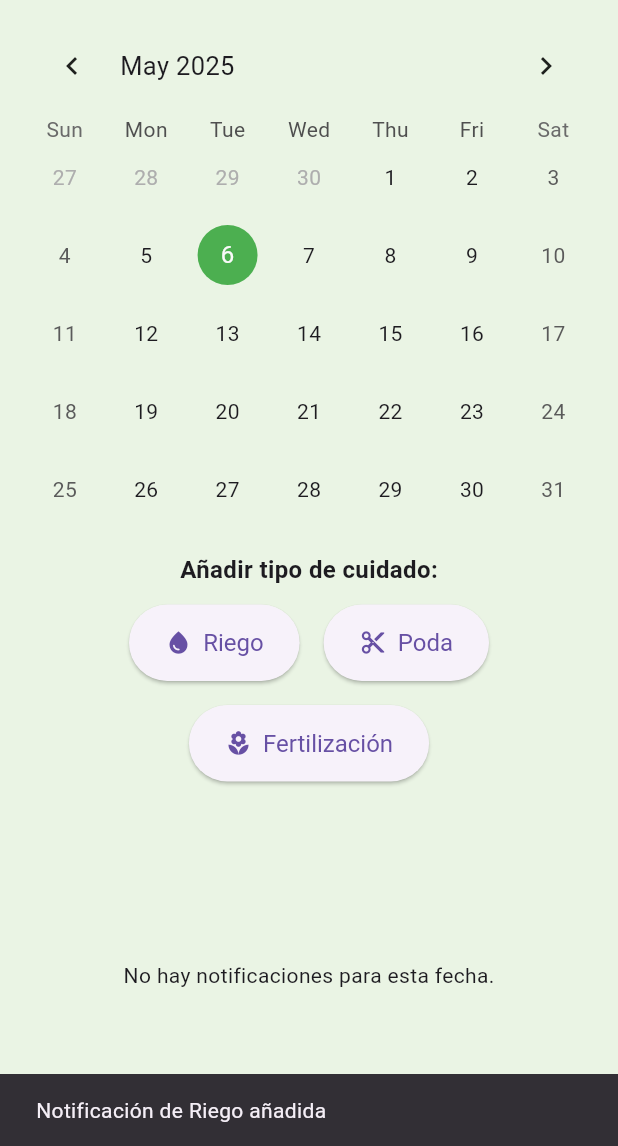
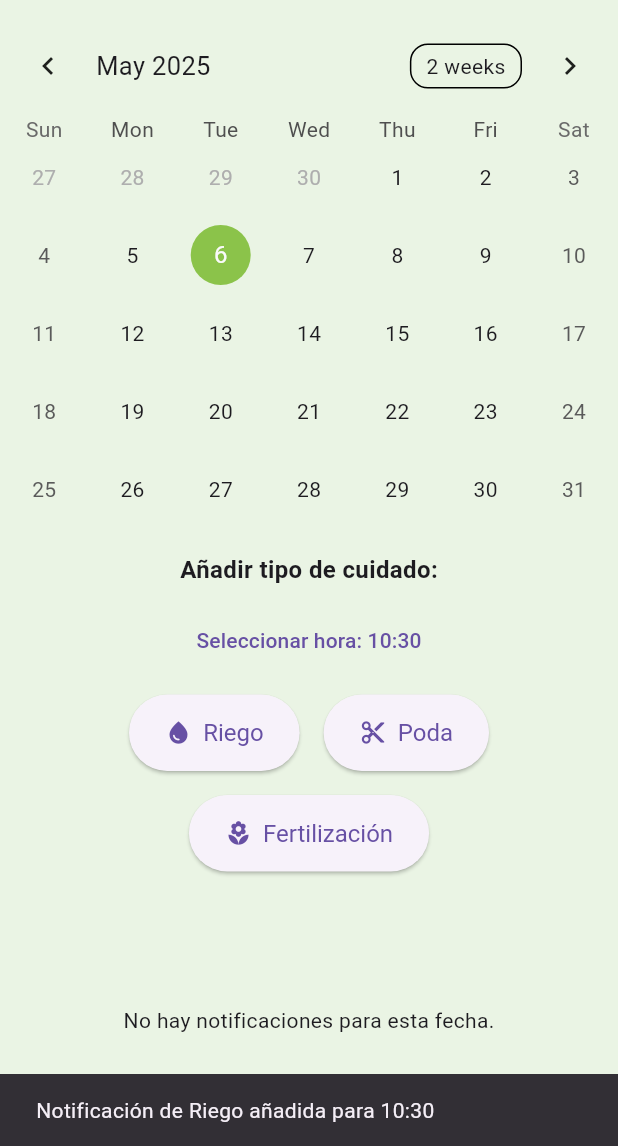
Before and after one commit to mrami8/leafy_app_flutter, a Flutter app: the CalendarPage screen opened directly, after a tap on "Riego", on a phone screen of 412 x 824 dp, the part 90-1236 px from its top. Run offline on Flutter 3.47's test engine with Material 3 defaults, Android fonts, the phone set to English and light mode, and no system bars; drawn by our look-alikes of table_calendar; our stand-ins replace image_picker, supabase_flutter; accounts and stored records are empty; network calls fail.

Commit message:
Calendario hecho

```diff
--- a/lib/providers/notification_provider.dart
+++ b/lib/providers/notification_provider.dart
@@ -1,13 +1,10 @@
 import 'package:flutter/material.dart';
 import 'package:supabase_flutter/supabase_flutter.dart';
 
-// Provider para manejar las notificaciones del calendario
 class NotificationProvider extends ChangeNotifier {
-  List<Map<String, dynamic>> notifications =
-      []; // Lista de notificaciones cargadas
-  DateTime? selectedDate; // Fecha actualmente seleccionada por el usuario
+  List<Map<String, dynamic>> notifications = [];
+  DateTime? selectedDate;
 
-  // Cargar notificaciones desde Supabase para una fecha concreta
   Future<void> getNotificationsForDate(DateTime date) async {
     final user = Supabase.instance.client.auth.currentUser;
     if (user == null) {
@@ -15,13 +12,12 @@ class NotificationProvider extends ChangeNotifier {
       return;
     }
 
-    // Definir el rango de la fecha: desde la medianoche hasta la medianoche del día siguiente
     final start = DateTime(date.year, date.month, date.day);
     final end = start.add(const Duration(days: 1));
 
     selectedDate = date;
-    notifications = []; // Limpiar la lista actual
-    notifyListeners(); // Notificar a los widgets que escuchan
+    notifications = [];
+    notifyListeners();
 
     try {
       final result = await Supabase.instance.client
@@ -29,52 +25,52 @@ class NotificationProvider extends ChangeNotifier {
           .select()
           .eq('id_usuario', user.id)
           .gte('fecha', start.toIso8601String())
-          .lt('fecha', end.toIso8601String());
+          .lt('fecha', end.toIso8601String())
+          .order('fecha', ascending: true);
 
       notifications = (result as List).cast<Map<String, dynamic>>();
-      print('Notificaciones cargadas: $notifications');
       notifyListeners();
     } catch (e) {
       print('Error al obtener notificaciones: $e');
     }
   }
 
-  // Añadir una nueva notificación para la fecha seleccionada
-  Future<void> addNotification(String message) async {
+  Future<void> addNotificationWithTime(String message, DateTime selectedTime) async {
     final user = Supabase.instance.client.auth.currentUser;
     if (user == null || selectedDate == null) {
       print('Usuario no logueado o fecha no seleccionada');
       return;
     }
 
-    // ID de planta por defecto
     const dummyPlantId = 'fdd93415-6e05-412d-b32c-cd778d990896';
+    final tipoCuidado = message;
+    final hora = selectedTime;
+    final fechaFinal = DateTime.parse(
+      '${selectedDate!.toIso8601String().split("T")[0]} ${hora.hour.toString().padLeft(2, '0')}:${hora.minute.toString().padLeft(2, '0')}',
+    );
 
     final newRecord = {
       'id_usuario': user.id,
       'id_planta': dummyPlantId,
-      'tipo_cuidado': message,
-      'fecha': selectedDate!.toIso8601String(),
+      'tipo_cuidado': tipoCuidado,
+      'fecha': fechaFinal.toIso8601String(),
       'estado': false,
     };
 
-    print('Registro a insertar: $newRecord');
+    print('Registro a insertar con hora: $newRecord');
 
     try {
-      final response =
-          await Supabase.instance.client
-              .from('calendario')
-              .insert(newRecord)
-              .select(); // Insertar y devolver el registro
+      await Supabase.instance.client
+          .from('calendario')
+          .insert(newRecord)
+          .select();
 
-      print('Notificación guardada en Supabase: $response');
-      await getNotificationsForDate(selectedDate!); // Recargar la lista
+      await getNotificationsForDate(selectedDate!);
     } catch (e) {
-      print('Error al guardar en Supabase: $e');
+      print('Error al guardar la notificación con hora en Supabase: $e');
     }
   }
 
-  // Eliminar una notificación por tipo de cuidado en la fecha seleccionada
   Future<void> deleteNotification(String tipoCuidado) async {
     final user = Supabase.instance.client.auth.currentUser;
     if (user == null || selectedDate == null) return;
@@ -101,23 +97,4 @@ class NotificationProvider extends ChangeNotifier {
       print('Error al eliminar notificación: $e');
     }
   }
-
-  // Obtener todas las notificaciones del usuario, ordenadas por fecha descendente
-  Future<void> getAllNotifications() async {
-    final user = Supabase.instance.client.auth.currentUser;
-    if (user == null) return;
-
-    try {
-      final result = await Supabase.instance.client
-          .from('calendario')
-          .select()
-          .eq('id_usuario', user.id)
-          .order('fecha', ascending: false);
-
-      notifications = (result as List).cast<Map<String, dynamic>>();
-      notifyListeners();
-    } catch (e) {
-      print('Error al obtener todas las notificaciones: $e');
-    }
-  }
 }
--- a/lib/screens/calendar_screen.dart
+++ b/lib/screens/calendar_screen.dart
@@ -4,7 +4,6 @@ import 'package:table_calendar/table_calendar.dart';
 import 'package:leafy_app_flutter/providers/notification_provider.dart';
 import 'package:leafy_app_flutter/widget/add_notification_form.dart';
 
-// Pantalla principal del calendario donde se muestran y gestionan notificaciones diarias
 class CalendarPage extends StatefulWidget {
   const CalendarPage({super.key});
 
@@ -13,28 +12,25 @@ class CalendarPage extends StatefulWidget {
 }
 
 class _CalendarPageState extends State<CalendarPage> {
+  DateTime _focusedDay = DateTime.now();
+  DateTime? _selectedDay;
+
   @override
   void initState() {
     super.initState();
-
-    // Al cargar la pantalla, obtiene las notificaciones del día actual
     WidgetsBinding.instance.addPostFrameCallback((_) {
-      final today = DateTime.now();
-      Provider.of<NotificationProvider>(
-        context,
-        listen: false,
-      ).getNotificationsForDate(today);
+      Provider.of<NotificationProvider>(context, listen: false)
+          .getNotificationsForDate(DateTime.now());
     });
   }
 
   @override
   Widget build(BuildContext context) {
     final provider = Provider.of<NotificationProvider>(context);
-    final focusedDate =
-        provider.selectedDate ?? DateTime.now(); // Fecha seleccionada
+    final notifications = provider.notifications;
 
     return Scaffold(
-      backgroundColor: const Color(0xFFEAF4E4), // Fondo verde claro
+      backgroundColor: const Color(0xFFEAF4E4),
       body: SafeArea(
         child: Column(
           children: [
@@ -42,7 +38,7 @@ class _CalendarPageState extends State<CalendarPage> {
             Container(
               height: 60,
               width: double.infinity,
-              color: const Color(0xFFD6E8C4), // Verde pastel suave
+              color: const Color(0xFFD6E8C4),
               alignment: Alignment.center,
               child: Row(
                 mainAxisAlignment: MainAxisAlignment.center,
@@ -53,12 +49,12 @@ class _CalendarPageState extends State<CalendarPage> {
                       fontWeight: FontWeight.w800,
                       fontSize: 20,
                       letterSpacing: 1.2,
-                      color: Color.fromARGB(255, 0, 0, 0), // Texto verde
+                      color: Color.fromARGB(255, 0, 0, 0),
                     ),
                   ),
                   SizedBox(width: 8),
                   Icon(
-                    Icons.energy_savings_leaf, // Ícono de hoja
+                    Icons.energy_savings_leaf,
                     color: Colors.green,
                     size: 30,
                   ),
@@ -66,45 +62,58 @@ class _CalendarPageState extends State<CalendarPage> {
               ),
             ),
             const SizedBox(height: 12),
-            Expanded(
-              child: Padding(
-                padding: const EdgeInsets.symmetric(horizontal: 16),
-                child: Column(
-                  children: [
             // Calendario interactivo
             TableCalendar(
               firstDay: DateTime.utc(2020, 1, 1),
               lastDay: DateTime.utc(2030, 12, 31),
-                      focusedDay: focusedDate,
-                      selectedDayPredicate:
-                          (day) =>
-                              provider.selectedDate != null &&
-                              isSameDay(provider.selectedDate, day),
-                      onDaySelected: (selectedDay, _) {
-                        provider.getNotificationsForDate(selectedDay);
+              focusedDay: _focusedDay,
+              selectedDayPredicate: (day) => isSameDay(_selectedDay, day),
+              onDaySelected: (selectedDay, focusedDay) {
+                setState(() {
+                  _selectedDay = selectedDay;
+                  _focusedDay = focusedDay;
+                });
+                Provider.of<NotificationProvider>(context, listen: false)
+                    .getNotificationsForDate(selectedDay);
               },
               calendarStyle: const CalendarStyle(
                 selectedDecoration: BoxDecoration(
-                          color: Color(0xFF4CAF50), // Verde más intenso para selección
+                  color: Colors.green,
                   shape: BoxShape.circle,
                 ),
                 todayDecoration: BoxDecoration(
-                          color: Color(0xFF66BB6A), // Verde más suave para hoy
+                  color: Colors.lightGreen,
                   shape: BoxShape.circle,
                 ),
               ),
-                      availableCalendarFormats: const {
-                        CalendarFormat.month: 'Mes',
+              calendarFormat: CalendarFormat.month,
+            ),
+            const SizedBox(height: 16),
+            const AddNotificationForm(),
+            const SizedBox(height: 16),
+            Expanded(
+              child: notifications.isEmpty
+                  ? const Center(child: Text('No hay notificaciones para esta fecha.'))
+                  : ListView.builder(
+                      itemCount: notifications.length,
+                      itemBuilder: (context, index) {
+                        final notif = notifications[index];
+                        final tipoCuidado = notif['tipo_cuidado'] ?? 'Sin tipo';
+                        final fecha = DateTime.parse(notif['fecha']);
+                        final horaFormateada =
+                            '${fecha.hour.toString().padLeft(2, '0')}:${fecha.minute.toString().padLeft(2, '0')}';
+
+                        return ListTile(
+                          title: Text('$horaFormateada - $tipoCuidado'),
+                          trailing: IconButton(
+                            icon: const Icon(Icons.delete, color: Colors.red),
+                            onPressed: () {
+                              Provider.of<NotificationProvider>(context, listen: false)
+                                  .deleteNotification(tipoCuidado);
                             },
                           ),
-                    const SizedBox(height: 16),
-                    const AddNotificationForm(), // Formulario para añadir notificaciones
-                    const SizedBox(height: 16),
-                    const Expanded(
-                      child: NotificationList(),
-                    ), // Lista de notificaciones
-                  ],
-                ),
+                        );
+                      },
                     ),
             ),
           ],
@@ -113,64 +122,3 @@ class _CalendarPageState extends State<CalendarPage> {
     );
   }
 }
-
-// Widget que muestra la lista de notificaciones del día seleccionado
-class NotificationList extends StatelessWidget {
-  const NotificationList({super.key});
-
-  @override
-  Widget build(BuildContext context) {
-    final provider = Provider.of<NotificationProvider>(context);
-    final notifications = provider.notifications;
-
-    // Si no hay notificaciones, muestra un mensaje informativo
-    if (notifications.isEmpty) {
-      return const Center(
-        child: Text('No hay notificaciones para esta fecha.'),
-      );
-    }
-
-    // Lista con diseño decorativo y separadores entre elementos
-    return Container(
-      decoration: BoxDecoration(
-        color: const Color(0xFFF3F7E8), // Fondo más suave para la lista
-        borderRadius: BorderRadius.circular(12), // Bordes redondeados
-        boxShadow: const [
-          BoxShadow(color: Colors.black12, blurRadius: 4, offset: Offset(0, 2)),
-        ],
-      ),
-      padding: const EdgeInsets.all(16),
-      child: ListView.separated(
-        itemCount: notifications.length,
-        separatorBuilder: (_, __) => const Divider(),
-        itemBuilder: (_, index) {
-          final notification = notifications[index];
-          final mensaje = notification['tipo_cuidado'] ?? 'Sin mensaje';
-
-          // Formateo manual de la fecha seleccionada (día/mes)
-          final fecha =
-              provider.selectedDate != null
-                  ? '${provider.selectedDate!.day.toString().padLeft(2, '0')}/${provider.selectedDate!.month.toString().padLeft(2, '0')}'
-                  : '';
-
-          return Row(
-            mainAxisAlignment: MainAxisAlignment.spaceBetween,
-            children: [
-              Expanded(child: Text(mensaje)), // Mensaje de la notificación
-              Text(fecha, style: const TextStyle(color: Color(0xFFBDBDBD))), // Fecha
-              IconButton(
-                icon: const Icon(Icons.delete, color: Colors.red),
-                onPressed: () {
-                  provider.deleteNotification(mensaje); // Elimina notificación
-                  ScaffoldMessenger.of(context).showSnackBar(
-                    const SnackBar(content: Text('Notificación eliminada')),
-                  );
-                },
-              ),
-            ],
-          );
-        },
-      ),
-    );
-  }
-}
--- a/lib/widget/add_notification_form.dart
+++ b/lib/widget/add_notification_form.dart
@@ -2,29 +2,48 @@ import 'package:flutter/material.dart';
 import 'package:provider/provider.dart';
 import 'package:leafy_app_flutter/providers/notification_provider.dart';
 
-// Widget que muestra un formulario para añadir notificaciones de tipo de cuidado
 class AddNotificationForm extends StatelessWidget {
   const AddNotificationForm({super.key});
 
   // Función auxiliar para añadir una notificación llamando al provider
-  void _addNotification(BuildContext context, String tipo) async {
+  void _addNotification(BuildContext context, String tipo, DateTime selectedTime) async {
     final provider = Provider.of<NotificationProvider>(context, listen: false);
-    await provider.addNotification(tipo); // Añade la notificación
+    await provider.addNotificationWithTime(tipo, selectedTime); // Añade la notificación con hora
 
     // Muestra mensaje de confirmación en pantalla
-    ScaffoldMessenger.of(
-      context,
-    ).showSnackBar(SnackBar(content: Text('Notificación de $tipo añadida')));
+    ScaffoldMessenger.of(context).showSnackBar(SnackBar(content: Text('Notificación de $tipo añadida para ${selectedTime.hour}:${selectedTime.minute}')));
   }
 
   @override
   Widget build(BuildContext context) {
+    DateTime selectedTime = DateTime.now();  // Hora por defecto al seleccionar
+
     return Column(
       children: [
-        // Título del formulario
         const Text(
           'Añadir tipo de cuidado:',
           style: TextStyle(fontSize: 16, fontWeight: FontWeight.bold),
+        ),
+        const SizedBox(height: 12),
+
+        // Selector de hora
+        TextButton(
+          onPressed: () async {
+            final time = await showTimePicker(
+              context: context,
+              initialTime: TimeOfDay.fromDateTime(selectedTime),
+            );
+            if (time != null) {
+              selectedTime = DateTime(
+                selectedTime.year,
+                selectedTime.month,
+                selectedTime.day,
+                time.hour,
+                time.minute,
+              );
+            }
+          },
+          child: Text('Seleccionar hora: ${selectedTime.hour}:${selectedTime.minute}'),
         ),
 
         const SizedBox(height: 12),
@@ -34,9 +53,7 @@ class AddNotificationForm extends StatelessWidget {
           spacing: 16,
           runSpacing: 16,
           alignment: WrapAlignment.center,
-
           children: [
-            // Botón para añadir tipo "Riego"
             ElevatedButton.icon(
               style: ElevatedButton.styleFrom(
                 padding: const EdgeInsets.symmetric(
@@ -45,12 +62,10 @@ class AddNotificationForm extends StatelessWidget {
                 ),
                 textStyle: const TextStyle(fontSize: 16),
               ),
-              onPressed: () => _addNotification(context, 'Riego'),
+              onPressed: () => _addNotification(context, 'Riego', selectedTime),
               icon: const Icon(Icons.water_drop),
               label: const Text('Riego'),
             ),
-
-            // Botón para añadir tipo "Poda"
             ElevatedButton.icon(
               style: ElevatedButton.styleFrom(
                 padding: const EdgeInsets.symmetric(
@@ -59,12 +74,10 @@ class AddNotificationForm extends StatelessWidget {
                 ),
                 textStyle: const TextStyle(fontSize: 16),
               ),
-              onPressed: () => _addNotification(context, 'Poda'),
+              onPressed: () => _addNotification(context, 'Poda', selectedTime),
               icon: const Icon(Icons.content_cut),
               label: const Text('Poda'),
             ),
-
-            // Botón para añadir tipo "Fertilización"
             ElevatedButton.icon(
               style: ElevatedButton.styleFrom(
                 padding: const EdgeInsets.symmetric(
@@ -73,7 +86,7 @@ class AddNotificationForm extends StatelessWidget {
                 ),
                 textStyle: const TextStyle(fontSize: 16),
               ),
-              onPressed: () => _addNotification(context, 'Fertilización'),
+              onPressed: () => _addNotification(context, 'Fertilización', selectedTime),
               icon: const Icon(Icons.local_florist),
               label: const Text('Fertilización'),
             ),
```
Lines whose indentation alone changed are shown as unchanged.
